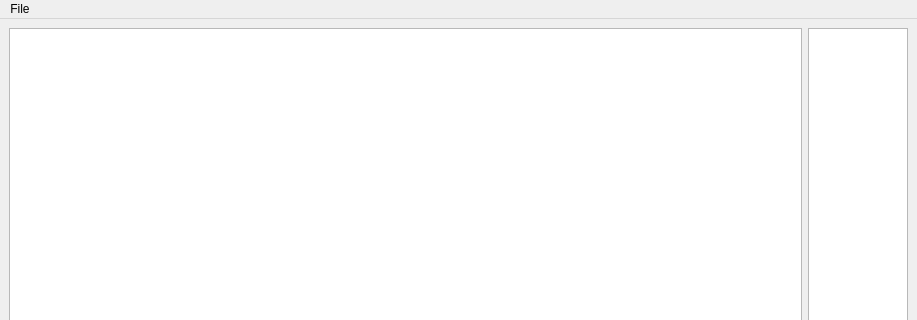
Inexorably/gwentCalc, file comboeditorwindow.ui: the form before one commit; both pictures show x 0 to 917 and y 0 to 320 of the 917 by 555 pixel window.
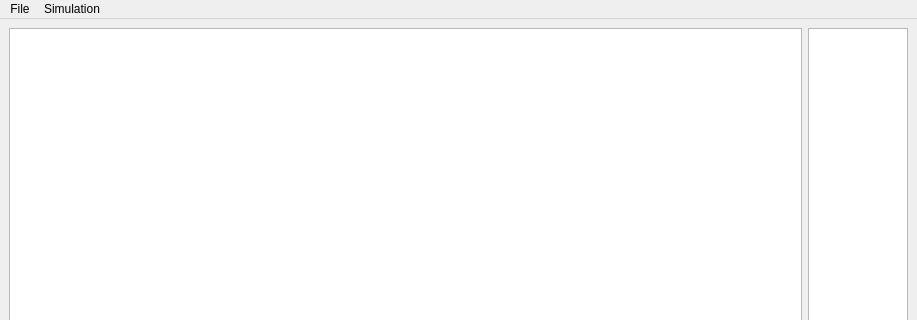
The form after the commit.

Diff of the .ui file:
```diff
--- a/comboeditorwindow.ui
+++ b/comboeditorwindow.ui
@@ -91,7 +91,16 @@
     <addaction name="actionSave"/>
     <addaction name="actionSave_as"/>
    </widget>
+   <widget class="QMenu" name="menuRun">
+    <property name="title">
+     <string>Simulation</string>
+    </property>
+    <addaction name="separator"/>
+    <addaction name="actionRun"/>
+    <addaction name="actionSettings"/>
+   </widget>
    <addaction name="menuFile"/>
+   <addaction name="menuRun"/>
   </widget>
   <widget class="QStatusBar" name="statusbar"/>
   <action name="actionOpen">
```
Left out of the diff: 10 changed lines with no effect on the pictures.
